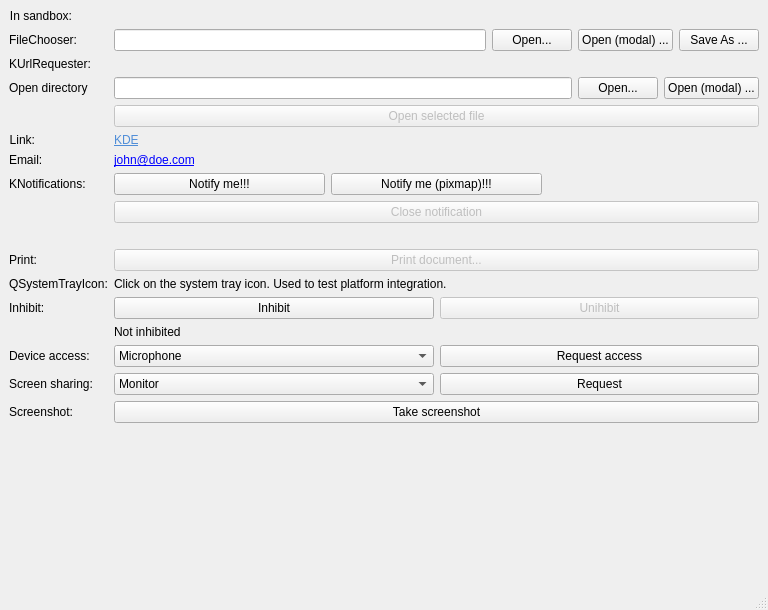
This is src/portaltest.ui in KDE/xdg-portal-test-kde as Qt 5 draws it before an edit. The edited form follows.
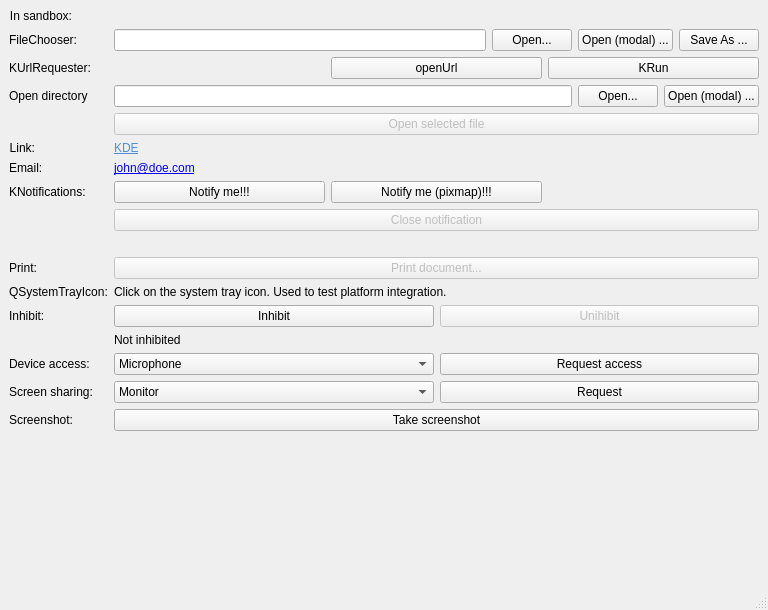
This is the edited form. Custom widgets are drawn as their Qt base class.

Commit message:
Make it possible to test both ways to trigger urls
Reviewed by Jan Grulich

```diff
--- a/src/portaltest.ui
+++ b/src/portaltest.ui
@@ -85,7 +85,31 @@
      </widget>
     </item>
     <item row="2" column="1">
-     <widget class="KUrlRequester" name="kurlrequester"/>
+     <layout class="QHBoxLayout" name="horizontalLayout_7">
+      <item>
+       <widget class="KUrlRequester" name="kurlrequester">
+        <property name="url">
+         <url>
+          <string>https://kde.org</string>
+         </url>
+        </property>
+       </widget>
+      </item>
+      <item>
+       <widget class="QPushButton" name="openurl">
+        <property name="text">
+         <string>openUrl</string>
+        </property>
+       </widget>
+      </item>
+      <item>
+       <widget class="QPushButton" name="krun">
+        <property name="text">
+         <string>KRun</string>
+        </property>
+       </widget>
+      </item>
+     </layout>
     </item>
     <item row="3" column="0">
      <widget class="QLabel" name="label_15">
```
Left out of the diff: 1 changed line with no effect on the pictures. The commit also changes 1 other file.
